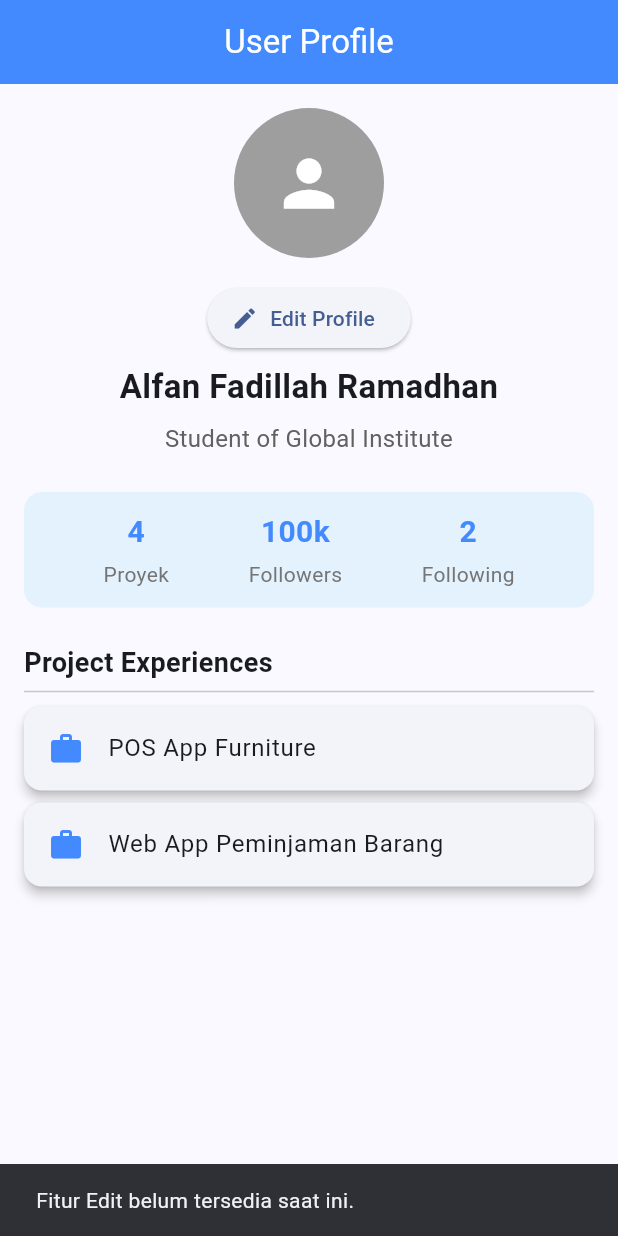
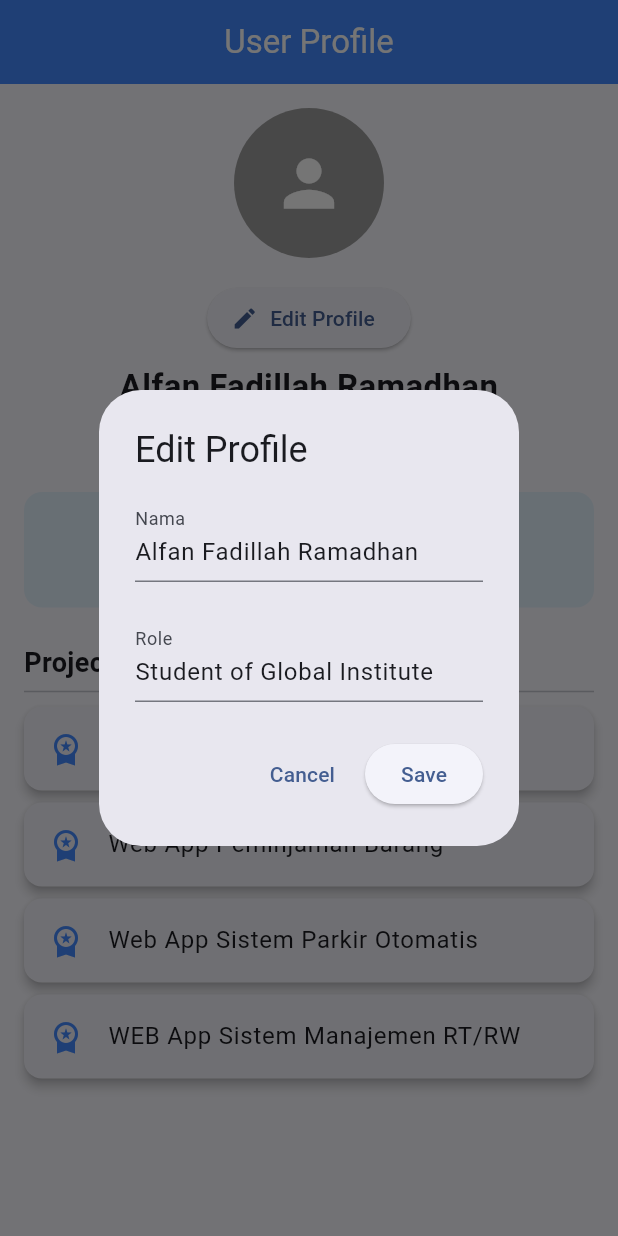
Before and after one commit to Alpannnnn/Flutter_exercise_profile_page, a Flutter app: the screen it shows after launch, after a tap on "Edit Profile", on a phone screen of 412 x 824 dp. Run offline on Flutter 3.47's test engine with Material 3 defaults, Android fonts, the phone set to English and light mode, and no system bars.

Commit message:
feat: implement edit profile dialog with state update

```diff
--- a/lib/profile_page.dart
+++ b/lib/profile_page.dart
@@ -9,8 +9,58 @@ class ProfilePage extends StatefulWidget {
 
 class _ProfilePageState extends State<ProfilePage> {
 
-  final String userName = "Alfan Fadillah Ramadhan";
-  final String role = "Student of Global Institute";
+  String userName = "Alfan Fadillah Ramadhan";
+  String role = "Student of Global Institute";
+
+  void editProfile() {
+    TextEditingController nameController = TextEditingController(
+      text: userName,
+    );
+
+    TextEditingController roleController = TextEditingController(text: role);
+
+    showDialog(
+      context: context,
+      builder: (context) {
+        return AlertDialog(
+          title: Text("Edit Profile"),
+          content: Column(
+            mainAxisSize: MainAxisSize.min,
+            children: [
+              TextFormField(
+                controller: nameController,
+                decoration: InputDecoration(labelText: "Nama"),
+              ),
+              SizedBox(height: 24),
+              TextFormField(
+                controller: roleController,
+                decoration: InputDecoration(labelText: "Role"),
+              ),
+            ],
+          ),
+          actions: [
+            TextButton(
+              onPressed: () => Navigator.pop(context),
+              child: Text("Cancel"),
+            ),
+            ElevatedButton(
+              onPressed: () {
+                setState(() {
+                  userName = nameController.text;
+                  role = roleController.text;
+                });
+                Navigator.pop(context);
+              },
+              child: Text("Save"),
+            ),
+          ],
+        );
+      },
+    ).then((_) {
+      nameController.dispose();
+      roleController.dispose();
+    });
+  }
 
    @override
   Widget build(BuildContext context) {
@@ -22,7 +72,7 @@ class _ProfilePageState extends State<ProfilePage> {
         foregroundColor: Colors.white,
       ),
       body: SingleChildScrollView(
-        child: ProfileInfo(userName: userName, role: role),
+        child: ProfileInfo(userName: userName, role: role, onEdit: editProfile),
       ),
     );
   }
@@ -31,8 +81,14 @@ class _ProfilePageState extends State<ProfilePage> {
 class ProfileInfo extends StatelessWidget {
   final String userName;
   final String role;
+   final VoidCallback onEdit;
 
-  const ProfileInfo({super.key, required this.userName, required this.role});
+  const ProfileInfo({
+    super.key,
+    required this.userName,
+    required this.role,
+    required this.onEdit,
+  });
 
   @override
   Widget build(BuildContext context) {
@@ -40,7 +96,7 @@ class ProfileInfo extends StatelessWidget {
       padding: const EdgeInsets.all(16.0),
       child: Column(
         children: [
-          ProfileAvatar(userName: userName, role: role),
+           ProfileAvatar(userName: userName, role: role, onEdit: onEdit),
           const SizedBox(height: 6),
           Text(
             userName,
@@ -74,8 +130,14 @@ class ProfileInfo extends StatelessWidget {
 class ProfileAvatar extends StatelessWidget {
   final String userName;
   final String role;
+  final VoidCallback onEdit;
 
-  const ProfileAvatar({super.key, required this.userName, required this.role});
+  const ProfileAvatar({
+    super.key,
+    required this.userName,
+    required this.role,
+    required this.onEdit,
+  });
 
   @override
   Widget build(BuildContext context) {
@@ -88,13 +150,7 @@ class ProfileAvatar extends StatelessWidget {
         ),
         const SizedBox(height: 16),
         ElevatedButton.icon(
-          onPressed: () {
-            ScaffoldMessenger.of(context).showSnackBar(
-              const SnackBar(
-                content: Text("Fitur Edit belum tersedia saat ini."),
-              ),
-            );
-          },
+           onPressed: onEdit,
           icon: const Icon(Icons.edit),
           label: const Text("Edit Profile"),
         ),
@@ -163,6 +219,8 @@ class ExperienceCard extends StatelessWidget {
   final List<String> experiences = [
     "POS App Furniture",
     "Web App Peminjaman Barang",
+    "Web App Sistem Parkir Otomatis",
+    "WEB App Sistem Manajemen RT/RW"
   ];
 
   @override
@@ -176,8 +234,11 @@ class ExperienceCard extends StatelessWidget {
           elevation: 3,
           margin: const EdgeInsets.symmetric(vertical: 4),
           child: ListTile(
-            leading: const Icon(Icons.work, color: Colors.blueAccent),
-            title: Text(experiences[index]),
+            leading: const Icon(
+              Icons.workspace_premium_sharp,
+              color: Colors.blueAccent,
+            ),
+            title: Text(experiences[index])
           ),
         );
       },
```
